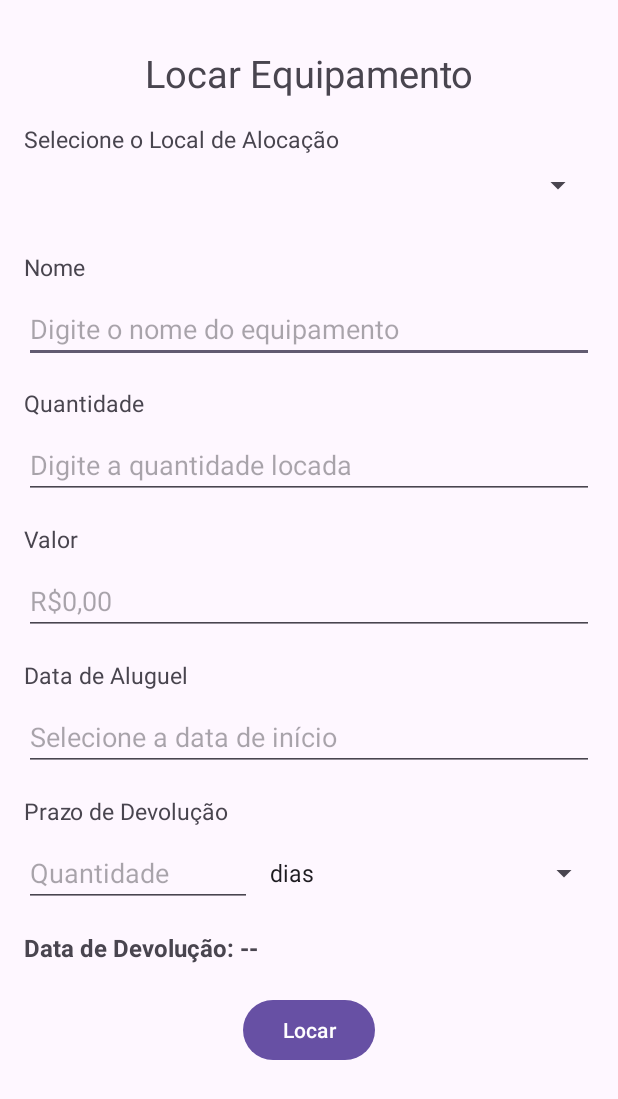
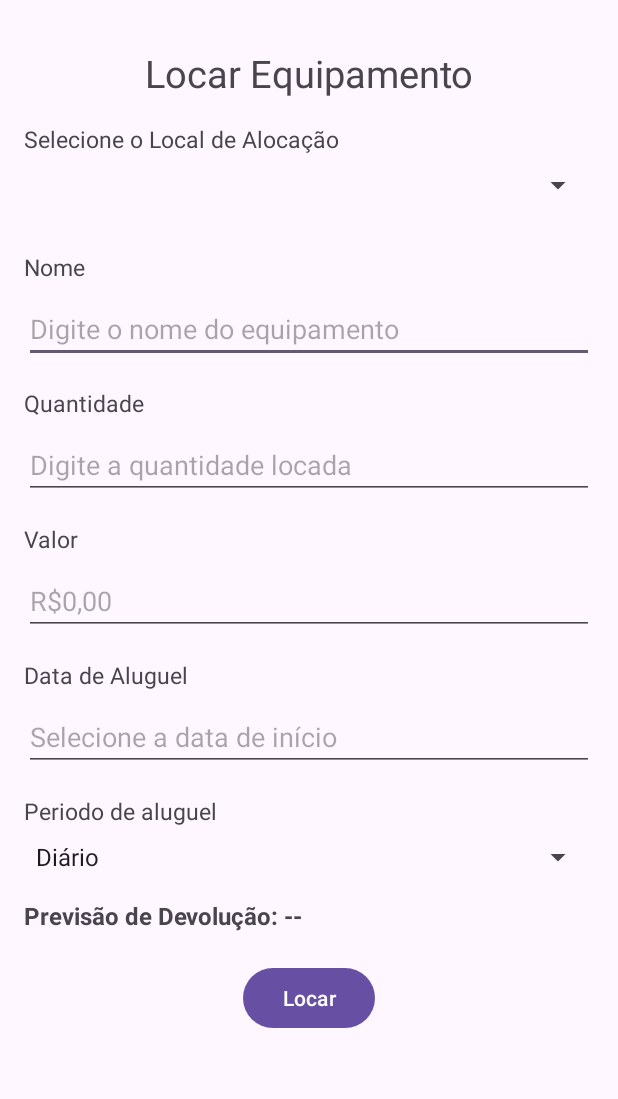
Before and after one commit to HiaG0D/Alugai, an Android app: the LocarEquipamentoActivity screen opened directly, with no data from a screen before it, on a phone screen of 412 x 824 dp. Shown: the top 1099 px of the screen. Run offline under Robolectric (Android 15) with nearby library versions, the phone set to English and light mode, and no system bars; our stand-ins replace Firebase (no records; nobody signed in at launch, a user with empty details on screens opened directly).

Commit message:
Alterado para selecionar período do aluguel

```diff
--- a/app/src/main/java/com/example/aluga/LocarEquipamentoActivity.java
+++ b/app/src/main/java/com/example/aluga/LocarEquipamentoActivity.java
@@ -32,14 +32,13 @@ import java.util.Map;
 public class LocarEquipamentoActivity extends AppCompatActivity {
 
     // Componentes da Interface
-    private Spinner spinnerLocais, spinnerPrazoUnidade;
-    private EditText inputEquipamentoNome, inputQuantidade, inputValor, inputDataAluguel, inputPrazoQuantidade;
+    private Spinner spinnerLocais, spinnerPeriodoAluguel;
+    private EditText inputEquipamentoNome, inputQuantidade, inputValor, inputDataAluguel;
     private TextView textDataDevolucao;
     private Button btnLocar;
 
     private FirebaseFirestore db;
 
-    // Lista para guardar os objetos de Local (ID e Nome)
     private List<LocalSpinnerItem> locaisList = new ArrayList<>();
     private ArrayAdapter<LocalSpinnerItem> locaisAdapter;
 
@@ -52,16 +51,14 @@ public class LocarEquipamentoActivity extends AppCompatActivity {
 
         // Associa os componentes da UI
         spinnerLocais = findViewById(R.id.spinner_locais);
-        spinnerPrazoUnidade = findViewById(R.id.spinner_prazo_unidade);
+        spinnerPeriodoAluguel = findViewById(R.id.spinner_periodo_aluguel);
         inputEquipamentoNome = findViewById(R.id.equipamento);
         inputQuantidade = findViewById(R.id.quantidadeLocada);
         inputValor = findViewById(R.id.valorequipamento);
         inputDataAluguel = findViewById(R.id.input_data_aluguel);
-        inputPrazoQuantidade = findViewById(R.id.input_prazo_quantidade);
         textDataDevolucao = findViewById(R.id.text_data_devolucao);
         btnLocar = findViewById(R.id.btn_locar);
 
-        // Configura o adapter do Spinner de locais
         locaisAdapter = new ArrayAdapter<>(this, android.R.layout.simple_spinner_item, locaisList);
         locaisAdapter.setDropDownViewResource(android.R.layout.simple_spinner_dropdown_item);
         spinnerLocais.setAdapter(locaisAdapter);
@@ -79,7 +76,6 @@ public class LocarEquipamentoActivity extends AppCompatActivity {
                         String id = document.getId();
                         String nome = document.getString("nome");
                         if (id != null && nome != null) {
-                            // Adiciona o objeto completo (ID e Nome) à lista
                             locaisList.add(new LocalSpinnerItem(id, nome));
                         }
                     }
@@ -93,22 +89,19 @@ public class LocarEquipamentoActivity extends AppCompatActivity {
 
     private void configurarListeners() {
         inputDataAluguel.setOnClickListener(v -> showDatePickerDialog());
-
-        // O listener do botão agora chama a função para salvar
         btnLocar.setOnClickListener(v -> salvarLocacao());
 
-        TextWatcher dateCalculationWatcher = new TextWatcher() {
+        // Listener para o campo de data (para recalcular ao mudar)
+        inputDataAluguel.addTextChangedListener(new TextWatcher() {
             @Override public void beforeTextChanged(CharSequence s, int start, int count, int after) { }
             @Override public void onTextChanged(CharSequence s, int start, int before, int count) { }
             @Override public void afterTextChanged(Editable s) {
                 calcularEAtualizarDataDevolucao();
             }
-        };
+        });
 
-        inputDataAluguel.addTextChangedListener(dateCalculationWatcher);
-        inputPrazoQuantidade.addTextChangedListener(dateCalculationWatcher);
-
-        spinnerPrazoUnidade.setOnItemSelectedListener(new AdapterView.OnItemSelectedListener() {
+        // Listener para o novo spinner de período
+        spinnerPeriodoAluguel.setOnItemSelectedListener(new AdapterView.OnItemSelectedListener() {
             @Override
             public void onItemSelected(AdapterView<?> parent, View view, int position, long id) {
                 calcularEAtualizarDataDevolucao();
@@ -118,33 +111,36 @@ public class LocarEquipamentoActivity extends AppCompatActivity {
     }
 
     private void salvarLocacao() {
-        // 1. Coleta dos dados do formulário
         LocalSpinnerItem localSelecionado = (LocalSpinnerItem) spinnerLocais.getSelectedItem();
         String equipamentoNome = inputEquipamentoNome.getText().toString().trim();
         String quantidadeStr = inputQuantidade.getText().toString().trim();
         String valorStr = inputValor.getText().toString().trim();
         String dataAluguel = inputDataAluguel.getText().toString();
-        String prazoQtdStr = inputPrazoQuantidade.getText().toString();
-        String prazoUnidade = spinnerPrazoUnidade.getSelectedItem().toString();
+        String periodoSelecionado = spinnerPeriodoAluguel.getSelectedItem().toString();
 
-        // 2. Validação dos campos
         if (localSelecionado == null) {
             Toast.makeText(this, "Selecione um local.", Toast.LENGTH_SHORT).show();
             return;
         }
-        if (equipamentoNome.isEmpty() || quantidadeStr.isEmpty() || valorStr.isEmpty() || dataAluguel.isEmpty() || prazoQtdStr.isEmpty()) {
+        if (equipamentoNome.isEmpty() || quantidadeStr.isEmpty() || valorStr.isEmpty() || dataAluguel.isEmpty()) {
             Toast.makeText(this, "Preencha todos os campos.", Toast.LENGTH_SHORT).show();
             return;
         }
 
         try {
-            // 3. Conversão de tipos
             int quantidade = Integer.parseInt(quantidadeStr);
             double valor = Double.parseDouble(valorStr.replace(",", "."));
-            int prazoQtd = Integer.parseInt(prazoQtdStr);
             String localId = localSelecionado.getId();
 
-            // 4. Criação do mapa de dados para o Firebase
+            // Traduz a seleção do Spinner para o formato que já usamos no DB
+            int prazoQtd = 1;
+            String prazoUnidade = "dias"; // Padrão
+            if (periodoSelecionado.equalsIgnoreCase("Semanal")) {
+                prazoUnidade = "semanas";
+            } else if (periodoSelecionado.equalsIgnoreCase("Mensal")) {
+                prazoUnidade = "meses";
+            }
+
             Map<String, Object> locacaoData = new HashMap<>();
             locacaoData.put("nomeEquipamento", equipamentoNome);
             locacaoData.put("quantidadeLocada", quantidade);
@@ -153,7 +149,6 @@ public class LocarEquipamentoActivity extends AppCompatActivity {
             locacaoData.put("prazoQuantidade", prazoQtd);
             locacaoData.put("prazoUnidade", prazoUnidade);
 
-            // 5. Salva na subcoleção do local selecionado
             db.collection("locais").document(localId)
                     .collection("equipamentos_locados")
                     .add(locacaoData)
@@ -172,14 +167,13 @@ public class LocarEquipamentoActivity extends AppCompatActivity {
     }
 
     private void limparFormulario() {
-        spinnerLocais.setSelection(0);
+        // Não limpa o local selecionado, para facilitar múltiplos cadastros
         inputEquipamentoNome.setText("");
         inputQuantidade.setText("");
         inputValor.setText("");
         inputDataAluguel.setText("");
-        inputPrazoQuantidade.setText("");
-        spinnerPrazoUnidade.setSelection(0);
-        textDataDevolucao.setText("Data de Devolução: --");
+        spinnerPeriodoAluguel.setSelection(0);
+        textDataDevolucao.setText("Previsão de Devolução: --");
     }
 
     private void showDatePickerDialog() {
@@ -194,39 +188,34 @@ public class LocarEquipamentoActivity extends AppCompatActivity {
 
     private void calcularEAtualizarDataDevolucao() {
         String dataInicioStr = inputDataAluguel.getText().toString();
-        String prazoQtdStr = inputPrazoQuantidade.getText().toString();
-
-        if (dataInicioStr.isEmpty() || prazoQtdStr.isEmpty()) {
-            textDataDevolucao.setText("Data de Devolução: --");
+        if (dataInicioStr.isEmpty()) {
+            textDataDevolucao.setText("Previsão de Devolução: --");
             return;
         }
 
         try {
-            int prazoQtd = Integer.parseInt(prazoQtdStr);
-            String prazoUnidade = spinnerPrazoUnidade.getSelectedItem().toString();
-
+            String periodoSelecionado = spinnerPeriodoAluguel.getSelectedItem().toString();
             SimpleDateFormat sdf = new SimpleDateFormat("dd/MM/yyyy", Locale.getDefault());
             Calendar cal = Calendar.getInstance();
             cal.setTime(sdf.parse(dataInicioStr));
 
-            if (prazoUnidade.equalsIgnoreCase("dias")) {
-                cal.add(Calendar.DAY_OF_MONTH, prazoQtd);
-            } else if (prazoUnidade.equalsIgnoreCase("semanas")) {
-                cal.add(Calendar.WEEK_OF_YEAR, prazoQtd);
-            } else if (prazoUnidade.equalsIgnoreCase("meses")) {
-                cal.add(Calendar.MONTH, prazoQtd);
+            if (periodoSelecionado.equalsIgnoreCase("Diário")) {
+                cal.add(Calendar.DAY_OF_MONTH, 1);
+            } else if (periodoSelecionado.equalsIgnoreCase("Semanal")) {
+                cal.add(Calendar.WEEK_OF_YEAR, 1);
+            } else if (periodoSelecionado.equalsIgnoreCase("Mensal")) {
+                cal.add(Calendar.MONTH, 1);
             }
 
             String dataFinalFormatada = sdf.format(cal.getTime());
-            textDataDevolucao.setText("Data de Devolução: " + dataFinalFormatada);
+            textDataDevolucao.setText("Previsão de Devolução: " + dataFinalFormatada);
 
-        } catch (ParseException | NumberFormatException e) {
+        } catch (ParseException e) {
             Log.e("DateCalcError", "Erro ao calcular data de devolução", e);
-            textDataDevolucao.setText("Data de Devolução: Erro");
+            textDataDevolucao.setText("Previsão de Devolução: Erro");
         }
     }
 
-    // Classe interna para representar os itens do Spinner de Locais
     private static class LocalSpinnerItem {
         private String id;
         private String nome;
@@ -240,7 +229,6 @@ public class LocarEquipamentoActivity extends AppCompatActivity {
             return id;
         }
 
-        // O ArrayAdapter usa este método para exibir o texto no Spinner
         @NonNull
         @Override
         public String toString() {
--- a/app/src/main/res/layout/activity_local_detail.xml
+++ b/app/src/main/res/layout/activity_local_detail.xml
@@ -9,10 +9,10 @@
 
     <TextView
         android:id="@+id/detail_local_nome"
-        android:layout_marginTop="30dp"
         android:layout_width="wrap_content"
         android:layout_height="wrap_content"
         android:textSize="24sp"
+        android:layout_marginTop="30dp"
         android:textStyle="bold"
         tools:text="Nome do Local" />
 
--- a/app/src/main/res/layout/activity_locar_equipamento.xml
+++ b/app/src/main/res/layout/activity_locar_equipamento.xml
@@ -4,7 +4,7 @@
     android:layout_width="match_parent"
     android:layout_height="match_parent"
     android:padding="16dp"
-    tools:context="CadastrarLocal.Local"
+    tools:context=".LocarEquipamentoActivity"
     android:id="@+id/locar_equipamento"
     xmlns:app="http://schemas.android.com/apk/res-auto">
 
@@ -140,10 +140,10 @@
         />
 
     <TextView
-        android:id="@+id/label_prazo"
+        android:id="@+id/label_periodo"
         android:layout_width="match_parent"
         android:layout_height="wrap_content"
-        android:text="Prazo de Devolução"
+        android:text="Periodo de aluguel"
         android:textSize="15sp"
         android:layout_marginTop="16dp"
         app:layout_constraintTop_toBottomOf="@+id/input_data_aluguel"
@@ -151,41 +151,26 @@
         app:layout_constraintEnd_toEndOf="parent"
         />
 
-    <EditText
-        android:id="@+id/input_prazo_quantidade"
-        android:layout_width="0dp"
+    <Spinner
+        android:id="@+id/spinner_periodo_aluguel"
+        android:layout_width="match_parent"
         android:layout_height="wrap_content"
-        android:hint="Quantidade"
-        android:inputType="number"
-        android:maxLength="3"
+        android:entries="@array/ciclos_aluguel"
         android:layout_marginTop="8dp"
-        app:layout_constraintTop_toBottomOf="@+id/label_prazo"
+        app:layout_constraintTop_toBottomOf="@+id/label_periodo"
         app:layout_constraintStart_toStartOf="parent"
-        app:layout_constraintWidth_percent="0.4"
-        />
-
-    <Spinner
-        android:id="@+id/spinner_prazo_unidade"
-        android:layout_width="0dp"
-        android:layout_height="wrap_content"
-        android:entries="@array/unidades_prazo"
-        app:layout_constraintTop_toTopOf="@id/input_prazo_quantidade"
-        app:layout_constraintBottom_toBottomOf="@id/input_prazo_quantidade"
-        app:layout_constraintStart_toEndOf="@id/input_prazo_quantidade"
         app:layout_constraintEnd_toEndOf="parent"
-        app:layout_constraintWidth_percent="0.6"
-        android:layout_marginStart="8dp"
         />
 
     <TextView
         android:id="@+id/text_data_devolucao"
         android:layout_width="match_parent"
         android:layout_height="wrap_content"
-        android:text="Data de Devolução: --"
+        android:text="Previsão de Devolução: --"
         android:textSize="16sp"
         android:paddingTop="16dp"
         android:textStyle="bold"
-        app:layout_constraintTop_toBottomOf="@id/input_prazo_quantidade"
+        app:layout_constraintTop_toBottomOf="@+id/spinner_periodo_aluguel"
         app:layout_constraintStart_toStartOf="parent"
         app:layout_constraintEnd_toEndOf="parent"
         />
--- a/app/src/main/res/values/strings.xml
+++ b/app/src/main/res/values/strings.xml
@@ -1,8 +1,16 @@
 <resources>
     <string name="app_name">Alugaí</string>
+
     <string-array name="unidades_prazo">
         <item>dias</item>
         <item>semanas</item>
         <item>meses</item>
     </string-array>
+
+    <string-array name="ciclos_aluguel">
+        <item>Diário</item>
+        <item>Semanal</item>
+        <item>Mensal</item>
+    </string-array>
+
 </resources>
```
Also changed, not shown: app/src/main/java/com/example/aluga/EquipamentoAdapter.java (+4 -3 lines), app/src/main/java/com/example/aluga/LocalDetailActivity.java (+1 -8 lines).
